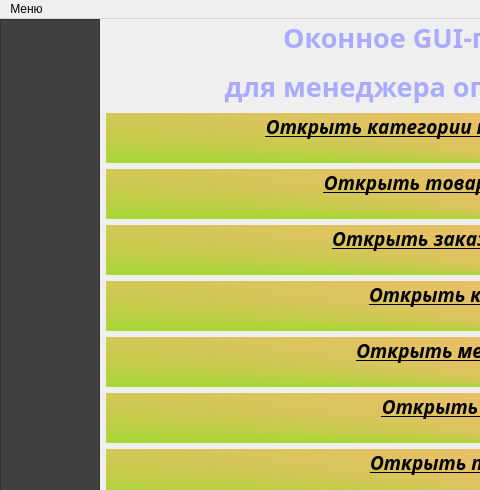
Above: gui-elements/mainwindow.ui from ucantjugglikeme/desktop-wholesaling-manager-app before the change; both pictures show x 0 to 480 and y 0 to 490 of the 840 by 682 pixel window. Below: the same form after it.
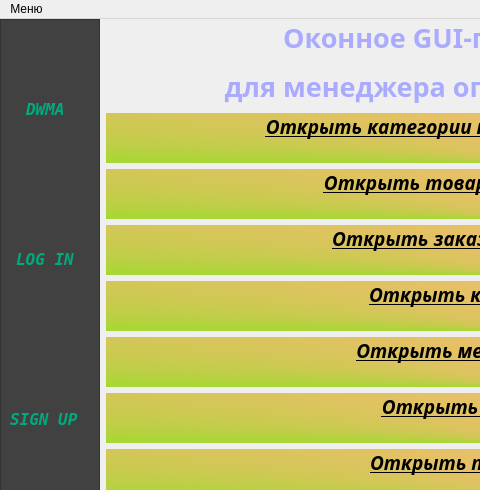
That is the form after the change. Icons and pictures are not drawn.

Patch:
```diff
--- a/gui-elements/mainwindow.ui
+++ b/gui-elements/mainwindow.ui
@@ -53,6 +53,141 @@
        <property name="frameShadow">
         <enum>QFrame::Raised</enum>
        </property>
+       <widget class="QLabel" name="label_11">
+        <property name="geometry">
+         <rect>
+          <x>10</x>
+          <y>10</y>
+          <width>81</width>
+          <height>61</height>
+         </rect>
+        </property>
+        <property name="text">
+         <string/>
+        </property>
+        <property name="pixmap">
+         <pixmap>../resources/IIT.png</pixmap>
+        </property>
+        <property name="scaledContents">
+         <bool>true</bool>
+        </property>
+       </widget>
+       <widget class="QLabel" name="label_12">
+        <property name="geometry">
+         <rect>
+          <x>26</x>
+          <y>80</y>
+          <width>51</width>
+          <height>20</height>
+         </rect>
+        </property>
+        <property name="font">
+         <font>
+          <family>Fixedsys</family>
+          <pointsize>12</pointsize>
+          <weight>75</weight>
+          <italic>true</italic>
+          <bold>true</bold>
+         </font>
+        </property>
+        <property name="styleSheet">
+         <string notr="true">color: rgb(0, 170, 127);</string>
+        </property>
+        <property name="text">
+         <string>DWMA</string>
+        </property>
+       </widget>
+       <widget class="QLabel" name="label_13">
+        <property name="geometry">
+         <rect>
+          <x>10</x>
+          <y>140</y>
+          <width>81</width>
+          <height>81</height>
+         </rect>
+        </property>
+        <property name="autoFillBackground">
+         <bool>false</bool>
+        </property>
+        <property name="text">
+         <string/>
+        </property>
+        <property name="pixmap">
+         <pixmap>../resources/log-in-v3.png</pixmap>
+        </property>
+        <property name="scaledContents">
+         <bool>true</bool>
+        </property>
+       </widget>
+       <widget class="QLabel" name="label_14">
+        <property name="geometry">
+         <rect>
+          <x>16</x>
+          <y>230</y>
+          <width>61</width>
+          <height>20</height>
+         </rect>
+        </property>
+        <property name="font">
+         <font>
+          <family>Fixedsys</family>
+          <pointsize>12</pointsize>
+          <weight>75</weight>
+          <italic>true</italic>
+          <bold>true</bold>
+         </font>
+        </property>
+        <property name="styleSheet">
+         <string notr="true">color: rgb(0, 170, 127);</string>
+        </property>
+        <property name="text">
+         <string>LOG IN</string>
+        </property>
+       </widget>
+       <widget class="QLabel" name="label_15">
+        <property name="geometry">
+         <rect>
+          <x>10</x>
+          <y>300</y>
+          <width>81</width>
+          <height>81</height>
+         </rect>
+        </property>
+        <property name="text">
+         <string/>
+        </property>
+        <property name="pixmap">
+         <pixmap>../resources/sing-up-v3.png</pixmap>
+        </property>
+        <property name="scaledContents">
+         <bool>true</bool>
+        </property>
+       </widget>
+       <widget class="QLabel" name="label_16">
+        <property name="geometry">
+         <rect>
+          <x>10</x>
+          <y>390</y>
+          <width>71</width>
+          <height>21</height>
+         </rect>
+        </property>
+        <property name="font">
+         <font>
+          <family>Fixedsys</family>
+          <pointsize>12</pointsize>
+          <weight>75</weight>
+          <italic>true</italic>
+          <bold>true</bold>
+         </font>
+        </property>
+        <property name="styleSheet">
+         <string notr="true">color: rgb(0, 170, 127);</string>
+        </property>
+        <property name="text">
+         <string>SIGN UP</string>
+        </property>
+       </widget>
       </widget>
      </item>
      <item>
```
